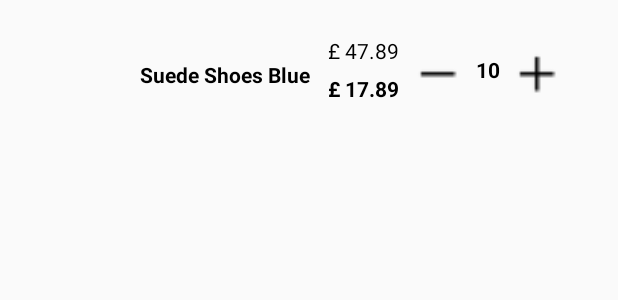
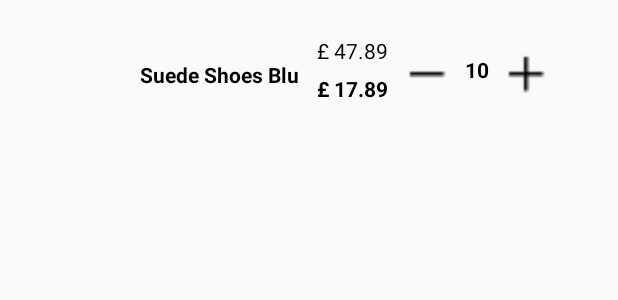
Before and after one commit to marcosmcb/delo, an Android app: the layout item_product_cart.xml on its own in the app's theme, with its tools: preview values and no code run, on a phone screen of 412 x 824 dp. Shown: the top 300 px of the screen. Run offline under Robolectric (Android 15) with nearby library versions, the phone set to English and light mode, and no system bars; network calls fail.

Commit message:
Add changes on RecyclerView layoutmanager

```diff
--- a/app/src/main/java/com/projects/marcoscavalcante/deloapp/Adapter/ProductCartAdapter.java
+++ b/app/src/main/java/com/projects/marcoscavalcante/deloapp/Adapter/ProductCartAdapter.java
@@ -85,7 +85,6 @@ public class ProductCartAdapter extends RecyclerView.Adapter<ProductCartAdapter.
                 } else {
                     mListener.onError("Sorry, Not enough in stock!");
                 }
-
             }
         });
 
--- a/app/src/main/java/com/projects/marcoscavalcante/deloapp/Main/MainActivity.java
+++ b/app/src/main/java/com/projects/marcoscavalcante/deloapp/Main/MainActivity.java
@@ -10,6 +10,7 @@ import android.support.v4.widget.DrawerLayout;
 import android.support.v7.app.ActionBarDrawerToggle;
 import android.support.v7.app.AppCompatActivity;
 import android.support.v7.widget.Toolbar;
+import android.util.Log;
 import android.view.Menu;
 import android.view.MenuItem;
 import android.widget.ProgressBar;
@@ -105,6 +106,8 @@ public class MainActivity extends AppCompatActivity implements MainContract.View
 
     @Override
     protected void onDestroy() {
+        Log.d( TAG, "Destroy Activity" );
+        mPresenter.onDestroy();
         super.onDestroy();
     }
 
--- a/app/src/main/java/com/projects/marcoscavalcante/deloapp/Main/MainPresenter.java
+++ b/app/src/main/java/com/projects/marcoscavalcante/deloapp/Main/MainPresenter.java
@@ -35,4 +35,8 @@ public class MainPresenter {
     public ArrayList<Product> retrieveCart(){
         return mProducstInCart;
     }
+
+    public void onDestroy(){
+        mMainView = null;
+    }
 }
--- a/app/src/main/res/layout/item_product_cart.xml
+++ b/app/src/main/res/layout/item_product_cart.xml
@@ -3,7 +3,7 @@
     xmlns:tools="http://schemas.android.com/tools"
     android:id="@+id/ll_item_product"
     android:orientation="horizontal"
-    android:layout_width="wrap_content"
+    android:layout_width="match_parent"
     android:layout_height="wrap_content"
     android:layout_margin="@dimen/layout_product_margin">
 
@@ -19,6 +19,7 @@
         android:layout_height="wrap_content"
         android:layout_marginLeft="@dimen/tv_margin"
         android:layout_marginRight="@dimen/tv_margin"
+        android:maxLength="15"
         android:fontFamily="sans-serif"
         android:textColor="@android:color/black"
         android:textStyle="bold"
```
Also changed, not shown: app/src/main/java/com/projects/marcoscavalcante/deloapp/CartFragment/CartFragment.java (+6 -4 lines).
